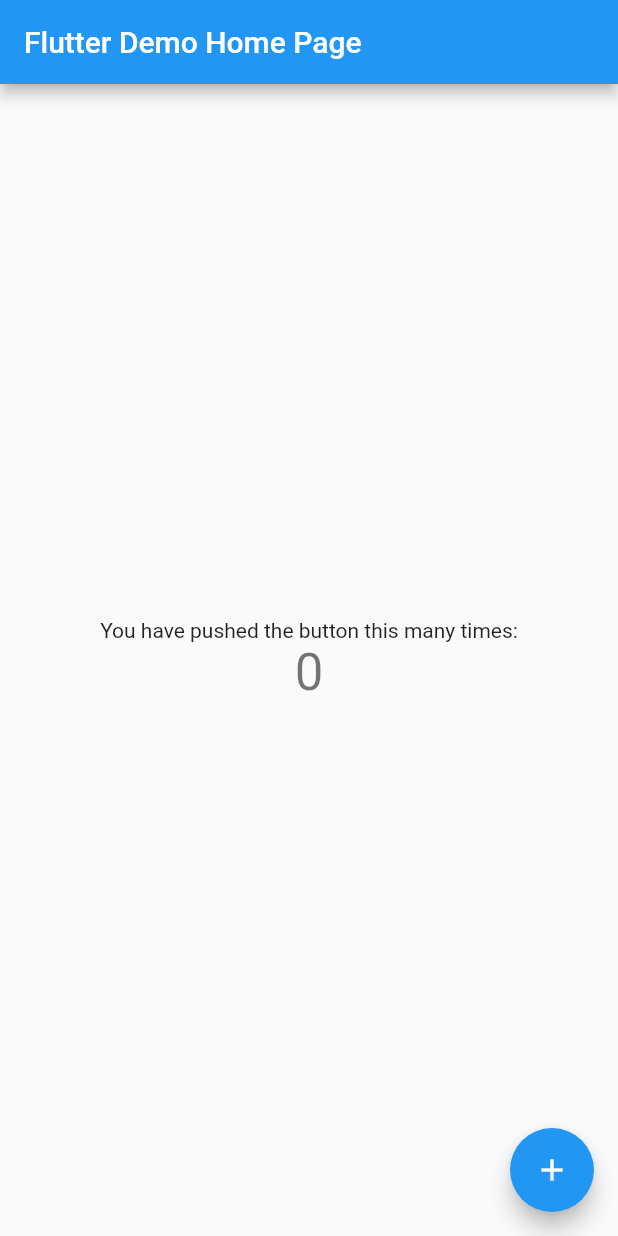
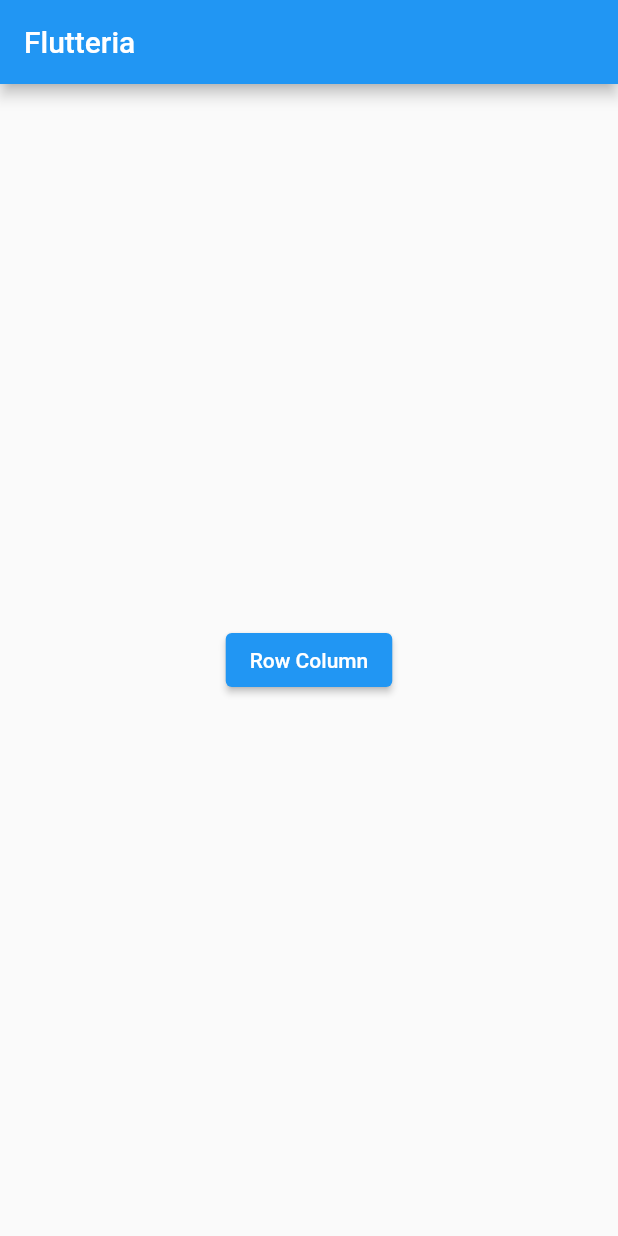
Before and after one commit to zlfzx/flutteria, a Flutter app: the screen it shows after launch, on a phone screen of 412 x 824 dp. Run offline on Flutter 3.47's test engine with Material 2 defaults, Android fonts, the phone set to English and light mode, and no system bars.

Commit message:
Row Column

```diff
--- /dev/null
+++ b/lib/home.dart
@@ -0,0 +1,31 @@
+import 'package:belajar_flutter/module/row_column/main_row_column.dart';
+import 'package:flutter/material.dart';
+
+class Home extends StatelessWidget {
+  @override
+  Widget build(BuildContext context) {
+    return Scaffold(
+      appBar: AppBar(
+        title: Text('Flutteria'),
+      ),
+      body: Center(
+        child: Column(
+          mainAxisAlignment: MainAxisAlignment.center,
+          children: [
+            ElevatedButton(
+              child: Text('Row Column'),
+              onPressed: () {
+                Navigator.pushReplacement(
+                  context,
+                  MaterialPageRoute(
+                    builder: (_) => MainRowColumn(),
+                  ),
+                );
+              },
+            )
+          ],
+        ),
+      ),
+    );
+  }
+}
--- a/lib/main.dart
+++ b/lib/main.dart
@@ -1,3 +1,4 @@
+import 'package:belajar_flutter/home.dart';
 import 'package:flutter/material.dart';
 
 void main() {
@@ -22,7 +23,7 @@
         // is not restarted.
         primarySwatch: Colors.blue,
       ),
-      home: MyHomePage(title: 'Flutter Demo Home Page'),
+      home: Home()
     );
   }
 }
--- /dev/null
+++ b/lib/module/row_column/main_row_column.dart
@@ -0,0 +1,37 @@
+import 'package:belajar_flutter/home.dart';
+import 'package:flutter/material.dart';
+
+class MainRowColumn extends StatelessWidget {
+  @override
+  Widget build(BuildContext context) {
+    return Scaffold(
+      appBar: AppBar(
+        title: Text('Row Column'),
+        leading: IconButton(
+          icon: Icon(Icons.home),
+          onPressed: () {
+            Navigator.pushReplacement(
+              context,
+              MaterialPageRoute(
+                builder: (_) => Home(),
+              ),
+            );
+          },
+        ),
+      ),
+      body: Column(
+        mainAxisAlignment: MainAxisAlignment.center,
+        children: [
+          Text('Column 1'),
+          Row(
+            mainAxisAlignment: MainAxisAlignment.spaceAround,
+            children: [
+              Text('Row 1'),
+              Text('Row 2'),
+            ],
+          ),
+        ],
+      ),
+    );
+  }
+}
```
